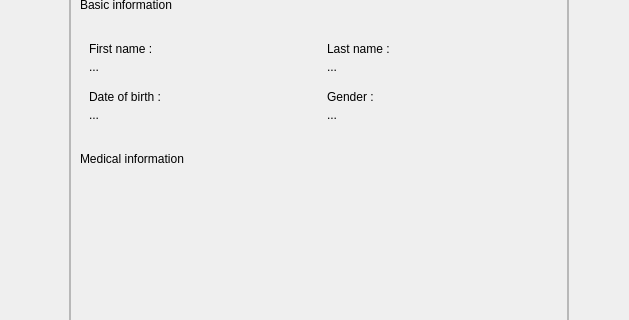
Above: skin application/skinApplication/src/views/ui/ui_upsert_patient_preview.ui from AgustinCartaya/SkinApplication before the change; both pictures show x 81 to 710 and y 117 to 437 of the 800 by 600 pixel window. Below: the same form after it.
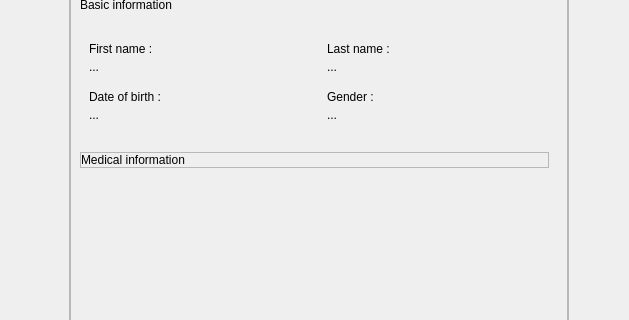
That is the form after the change. Custom widgets are drawn as their Qt base class.

Commit message: upsert skin lesion avanced, some problems when updating

What changed in the file:
```diff
--- a/skin application/skinApplication/src/views/ui/ui_upsert_patient_preview.ui
+++ b/skin application/skinApplication/src/views/ui/ui_upsert_patient_preview.ui
@@ -325,6 +325,30 @@
              </layout>
             </item>
             <item>
+             <widget class="QFrame" name="c_problem">
+              <property name="frameShape">
+               <enum>QFrame::StyledPanel</enum>
+              </property>
+              <property name="frameShadow">
+               <enum>QFrame::Raised</enum>
+              </property>
+              <layout class="QVBoxLayout" name="verticalLayout_4">
+               <property name="spacing">
+                <number>0</number>
+               </property>
+               <property name="leftMargin">
+                <number>0</number>
+               </property>
+               <property name="topMargin">
+                <number>0</number>
+               </property>
+               <property name="rightMargin">
+                <number>0</number>
+               </property>
+               <property name="bottomMargin">
+                <number>0</number>
+               </property>
+               <item>
              <layout class="QVBoxLayout" name="ly_medical_information">
               <property name="spacing">
                <number>16</number>
@@ -350,6 +374,9 @@
                </layout>
               </item>
              </layout>
+               </item>
+              </layout>
+             </widget>
             </item>
            </layout>
           </item>
```
Lines whose indentation alone changed are shown as unchanged. The commit also changes 85 other files.
